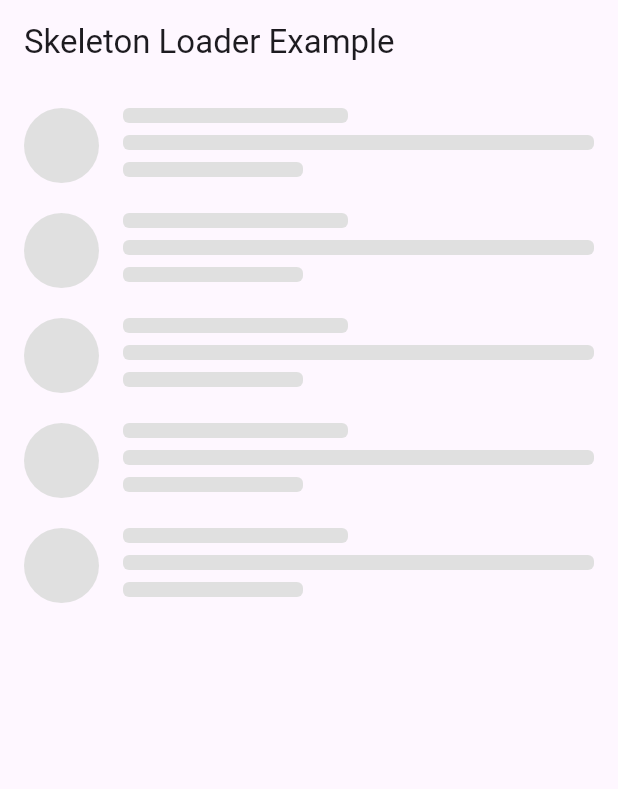
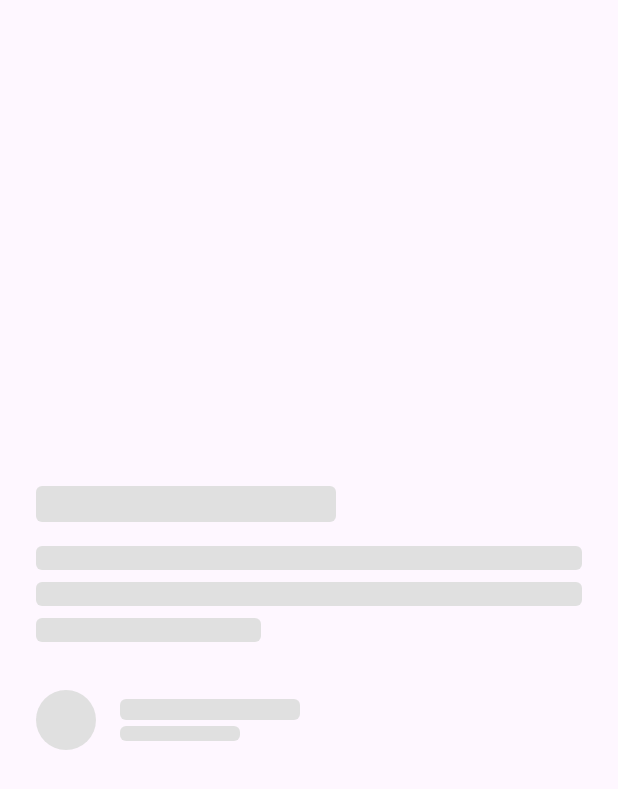
Before and after one commit to Chinmoy-sh/The-Flutter-UI-Component-Hub, a Flutter app: the screen it shows after launch, on a phone screen of 412 x 824 dp. Shown: the top 789 px of the screen. Run offline on Flutter 3.47's test engine with Material 3 defaults, Android fonts, the phone set to English and light mode, and no system bars; our stand-ins replace font_awesome_flutter.

Commit message:
Update main.dart

```diff
--- a/flutter_components_hub/lib/main.dart
+++ b/flutter_components_hub/lib/main.dart
@@ -1,5 +1,5 @@
 import 'package:flutter/material.dart';
-import 'package:flutter_components_hub/Flutter_UI_Components/Main_Components/Skeleton_Loader/skeleton_loader_1.dart';
+import 'package:flutter_components_hub/Flutter_UI_Components/Main_Components/Skeleton_Loader/universal_loader.dart';
 
 void main() {
   runApp(const MyApp());
@@ -10,43 +10,48 @@ class MyApp extends StatelessWidget {
 
   @override
   Widget build(BuildContext context) {
-    return MaterialApp(
+    return const MaterialApp(
+      debugShowCheckedModeBanner: false,
       home: Scaffold(
-        appBar: AppBar(title: const Text('Skeleton Loader Example')),
-        body: Padding(
-          padding: const EdgeInsets.all(16.0),
-          child: ListView.builder(
-            itemCount: 5,
-            itemBuilder: (context, index) {
-              return Padding(
-                padding: const EdgeInsets.only(bottom: 20.0),
-                child: SkeletonLoader(
-                  child: Row(
-                    crossAxisAlignment: CrossAxisAlignment.start,
-                    children: [
-                      const SkeletonPlaceholder(
-                        width: 50.0,
-                        height: 50.0,
-                        borderRadius: 25.0, // For a circular shape
+        body: Center(
+          child: UniversalSkeletonLoader(
+            child: Padding(
+              padding: EdgeInsets.all(24.0),
+              child: Column(
+                mainAxisSize: MainAxisSize.min,
+                crossAxisAlignment: CrossAxisAlignment.start,
+                children: <Widget>[
+                  SkeletonPlaceholder(width: 200.0, height: 24.0),
+                  SizedBox(height: 16.0),
+                  SkeletonPlaceholder(width: double.infinity, height: 16.0),
+                  SizedBox(height: 8.0),
+                  SkeletonPlaceholder(width: double.infinity, height: 16.0),
+                  SizedBox(height: 8.0),
+                  SkeletonPlaceholder(width: 150.0, height: 16.0),
+                  SizedBox(height: 32.0),
+                  Row(
+                    children: <Widget>[
+                      SkeletonPlaceholder(
+                        width: 40.0,
+                        height: 40.0,
+                        borderRadius: 20.0,
                       ),
-                      const SizedBox(width: 16),
+                      SizedBox(width: 16.0),
                       Expanded(
                         child: Column(
                           crossAxisAlignment: CrossAxisAlignment.start,
-                          children: [
-                            const SkeletonPlaceholder(width: 150),
-                            const SizedBox(height: 8),
-                            SkeletonPlaceholder(),
-                            const SizedBox(height: 8),
-                            const SkeletonPlaceholder(width: 120),
+                          children: <Widget>[
+                            SkeletonPlaceholder(width: 120.0, height: 14.0),
+                            SizedBox(height: 4.0),
+                            SkeletonPlaceholder(width: 80.0, height: 10.0),
                           ],
                         ),
                       ),
                     ],
                   ),
-                ),
-              );
-            },
+                ],
+              ),
+            ),
           ),
         ),
       ),
```
